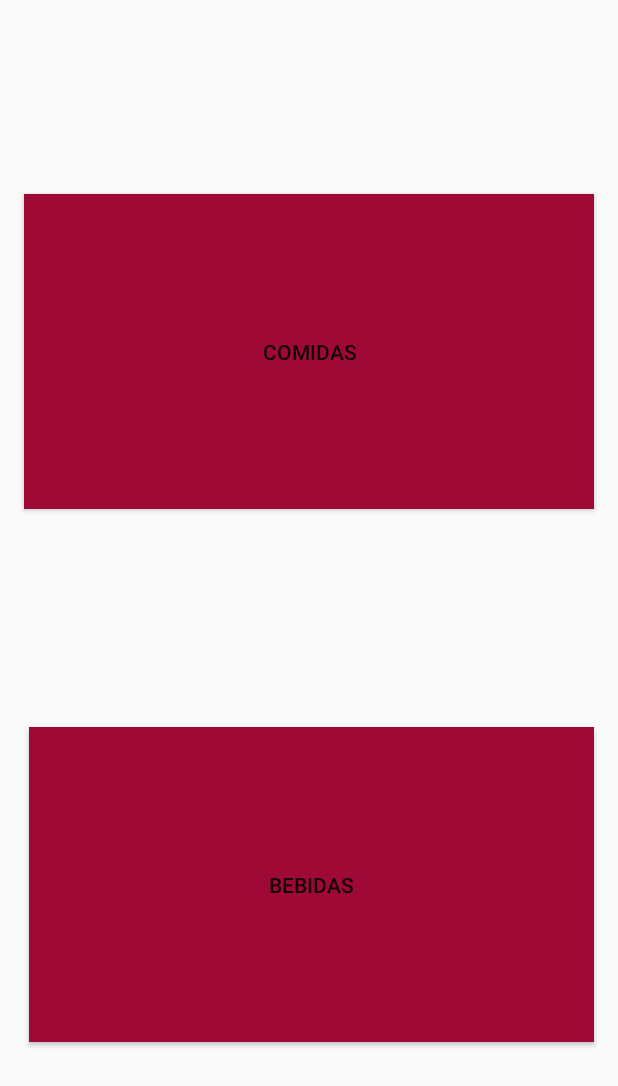
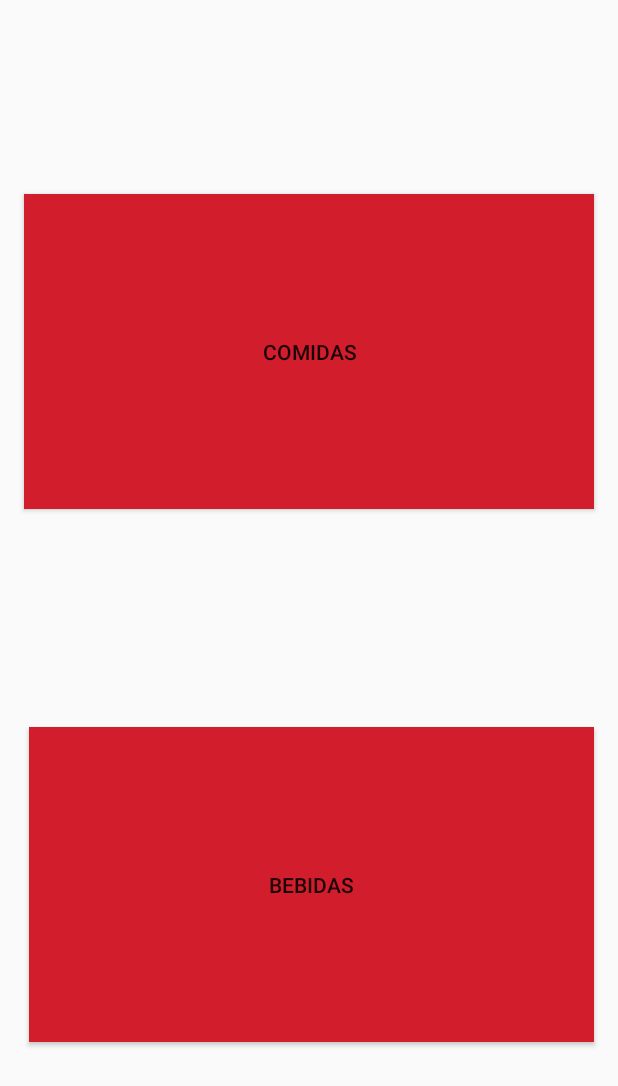
Before and after one commit to anamariaagudelo/LabsCM20182-Gr03, an Android app: the layout activity_main.xml on its own in the app's theme, with its tools: preview values and no code run, on a phone screen of 412 x 824 dp. Shown: the top 1086 px of the screen. Run offline under Robolectric (Android 15) with nearby library versions, the phone set to English and light mode, and no system bars.

Commit message:
Modicaciones de barras

```diff
--- a/Lab1-UI/src/main/java/co/ude/copumovil/gr03_20182/lab1/MainActivity.java
+++ b/Lab1-UI/src/main/java/co/ude/copumovil/gr03_20182/lab1/MainActivity.java
@@ -43,15 +43,11 @@ public class MainActivity extends AppCompatActivity {
         return true;
     }
 
-
     @Override
     public boolean onOptionsItemSelected(MenuItem item){
 
         int id = item.getItemId();
         switch (id){
-            case R.id.menu_clear:
-                return true;
-
             case R.id.menu_out:
                 finish();
 
--- a/Lab1-UI/src/main/res/layout/activity_main.xml
+++ b/Lab1-UI/src/main/res/layout/activity_main.xml
@@ -18,7 +18,7 @@
         android:layout_marginStart="16dp"
         android:layout_marginTop="16dp"
         android:layout_weight="1"
-        android:background="#9e0936"
+        android:background="@color/rojo"
         android:text="@string/buttonFood"
         app:layout_constraintBottom_toTopOf="@+id/buttonDrink"
         app:layout_constraintEnd_toEndOf="parent"
@@ -39,7 +39,7 @@
         android:layout_marginStart="19dp"
         android:layout_marginTop="16dp"
         android:layout_weight="1"
-        android:background="#9e0936"
+        android:background="@color/rojo"
         android:text="@string/buttonDrinks"
         app:layout_constraintBottom_toBottomOf="parent"
         app:layout_constraintEnd_toEndOf="parent"
--- a/Lab1-UI/src/main/res/values/strings.xml
+++ b/Lab1-UI/src/main/res/values/strings.xml
@@ -1,5 +1,8 @@
 <resources>
     <string name="app_name">LabsCM20182</string>
+    <string name="Main_name">Inicio</string>
+    <string name="Foods_name">Comidas</string>
+    <string name="Drinks_name">Bebidas</string>
     <string name="IconoSplashSreen">SplashScreen</string>
     <string name="INICIO">Inicio</string>
     <string name="IconoSplash_Screen">IconSplash_Screen</string>
```
Also changed, not shown: Lab1-UI/src/main/AndroidManifest.xml (+6 -3 lines).
